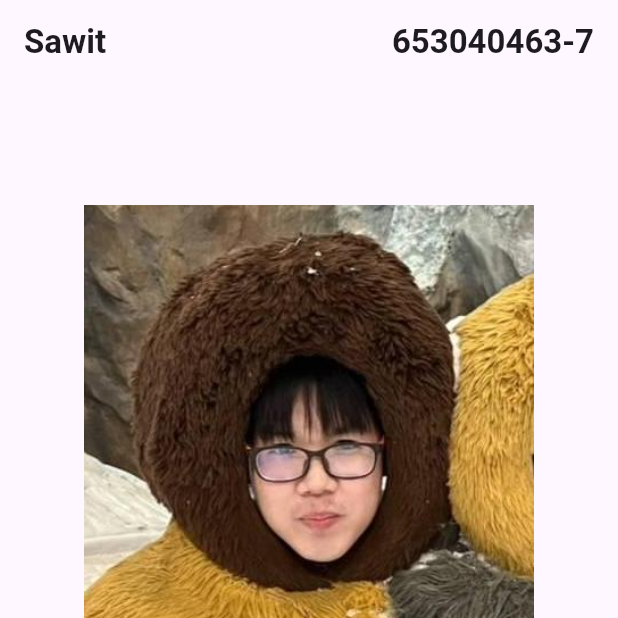
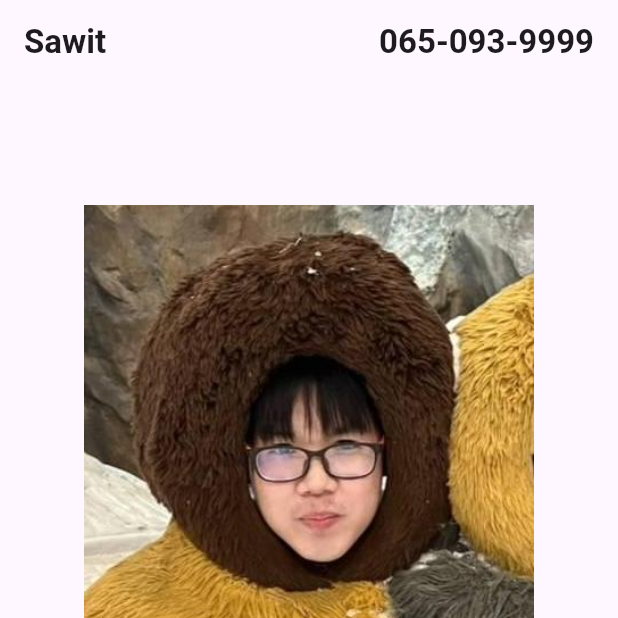
Before and after one commit to SawitJanpan/sawit-4637-flutter-labs, a Flutter app: the ProfileWithButton screen opened directly, on a phone screen of 412 x 824 dp, the top half of it. Run offline on Flutter 3.47's test engine with Material 3 defaults, Android fonts, the light colour scheme and no system bars; network calls fail.

```diff
--- a/sawit_widgets_exercises/sawit_widgets_exercises/lib/components/profile_with_button.dart
+++ b/sawit_widgets_exercises/sawit_widgets_exercises/lib/components/profile_with_button.dart
@@ -7,12 +7,12 @@
 import 'package:flutter/material.dart';
 
 class ProfileWithButton extends StatefulWidget {
-  final String studentId;
+  final String contact;
   final String name;
   final String imagePath;
   const ProfileWithButton({
     super.key,
-    required this.studentId,
+    required this.contact,
     required this.name,
     required this.imagePath,
   });
@@ -64,7 +64,7 @@ class _ProfileWithButtonState extends State<ProfileWithButton> {
               style: const TextStyle(fontWeight: FontWeight.bold),
             ),
           ),
-          Text(widget.studentId, style: TextStyle(fontWeight: FontWeight.bold),),
+          Text(widget.contact, style: TextStyle(fontWeight: FontWeight.bold),),
         ],
       ),
     ),
--- a/sawit_widgets_exercises/sawit_widgets_exercises/lib/main_profile_button.dart
+++ b/sawit_widgets_exercises/sawit_widgets_exercises/lib/main_profile_button.dart
@@ -23,7 +23,7 @@ void main() {
         ),
       ),
       themeMode: ThemeMode.system,
-      home: const ProfileWithButton(studentId: '653040463-7', name: 'Sawit',imagePath: 'assets/images/profile_picture.jpg',),
+      home: const ProfileWithButton(contact: '065-093-9999', name: 'Sawit',imagePath: 'assets/images/profile_picture.jpg',),
       debugShowCheckedModeBanner: false,
     ),
   );
```
